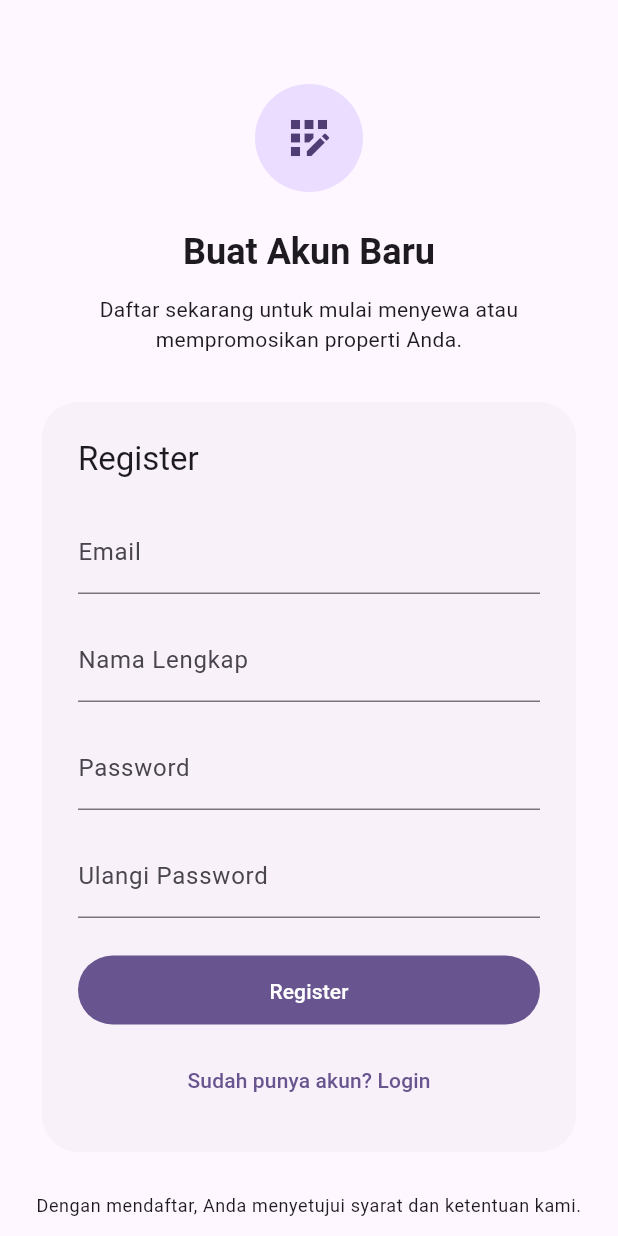
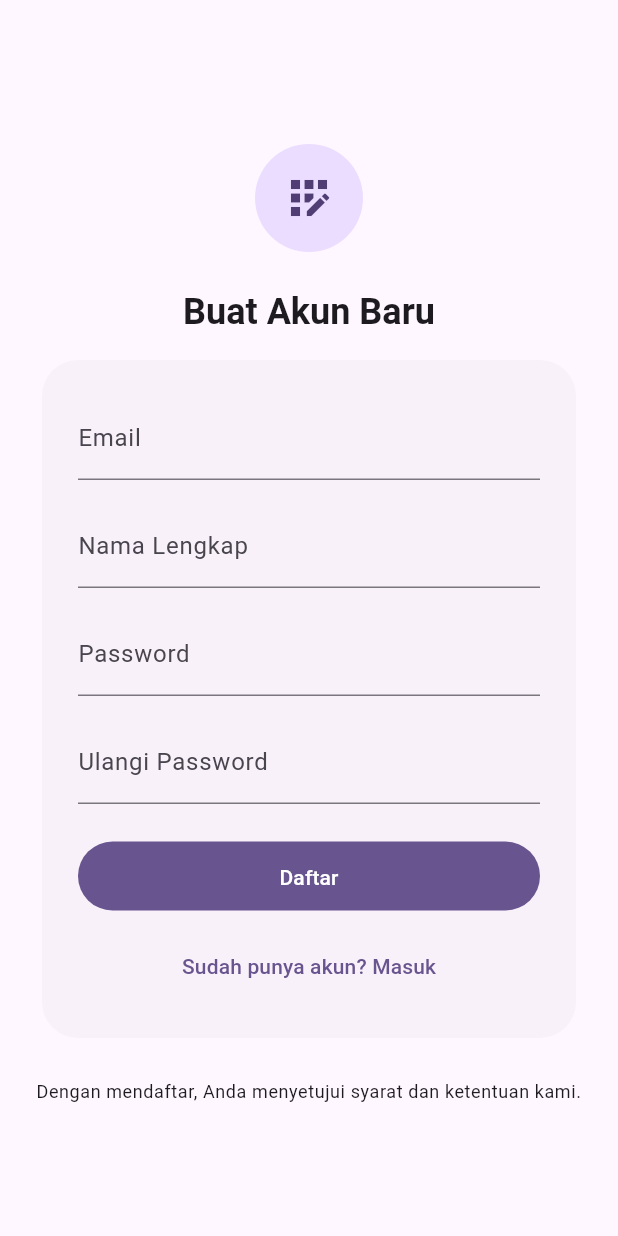
Before and after one commit to levirs565/openrent, a Flutter app: the _LoginForm screen opened directly, after a tap on "Masuk", after a tap on "Belum punya akun? Daftar", on a phone screen of 412 x 824 dp. Run offline on Flutter 3.47's test engine with Material 3 defaults, Android fonts, the phone set to English and light mode, and no system bars; our stand-ins replace dio, equatable, flutter_bloc, flutter_map, freezed_annotation, latlong2 and 3 more; generated files the repository leaves out were written again; network calls fail.

Commit message:
fix(client): remove unused text in login and register

```diff
--- a/client/lib/ui/login/page.dart
+++ b/client/lib/ui/login/page.dart
@@ -62,12 +62,6 @@ class _LoginForm extends StatelessWidget {
                             ?.copyWith(fontWeight: FontWeight.w700),
                       ),
                       const SizedBox(height: 12),
-                      Text(
-                        'Masuk untuk melanjutkan, temukan properti terbaik dengan mudah.',
-                        textAlign: TextAlign.center,
-                        style: Theme.of(context).textTheme.bodyMedium,
-                      ),
-                      const SizedBox(height: 28),
                       Card(
                         elevation: 0,
                         shape: RoundedRectangleBorder(
@@ -78,11 +72,6 @@ class _LoginForm extends StatelessWidget {
                           child: Column(
                             crossAxisAlignment: CrossAxisAlignment.stretch,
                             children: [
-                              Text(
-                                'Login',
-                                style: Theme.of(context).textTheme.titleLarge,
-                              ),
-                              const SizedBox(height: 20),
                               TextFormField(
                                 onChanged: (email) => context
                                     .read<LoginCubit>()
--- a/client/lib/ui/register/page.dart
+++ b/client/lib/ui/register/page.dart
@@ -69,12 +69,6 @@ class _RegisterForm extends StatelessWidget {
                           ?.copyWith(fontWeight: FontWeight.w700),
                     ),
                     const SizedBox(height: 12),
-                    Text(
-                      'Daftar sekarang untuk mulai menyewa atau mempromosikan properti Anda.',
-                      textAlign: TextAlign.center,
-                      style: Theme.of(context).textTheme.bodyMedium,
-                    ),
-                    const SizedBox(height: 28),
                     Card(
                       elevation: 0,
                       shape: RoundedRectangleBorder(
@@ -85,11 +79,6 @@ class _RegisterForm extends StatelessWidget {
                         child: Column(
                           crossAxisAlignment: CrossAxisAlignment.stretch,
                           children: [
-                            Text(
-                              'Register',
-                              style: Theme.of(context).textTheme.titleLarge,
-                            ),
-                            const SizedBox(height: 20),
                             TextFormField(
                               onChanged: (email) => context
                                   .read<RegisterCubit>()
@@ -151,7 +140,8 @@ class _RegisterForm extends StatelessWidget {
                             const SizedBox(height: 24),
                             LoadingButton(
                               isLoading: state.submissionStatus == .loading,
-                              onPressed: (!state.isValid ||
+                              onPressed:
+                                  (!state.isValid ||
                                       state.submissionStatus != .idle)
                                   ? null
                                   : () => context
@@ -159,7 +149,7 @@ class _RegisterForm extends StatelessWidget {
                                         .onSubmit(),
                               child: const Padding(
                                 padding: EdgeInsets.symmetric(vertical: 14),
-                                child: Text('Register'),
+                                child: Text('Daftar'),
                               ),
                             ),
                             const SizedBox(height: 12),
@@ -170,7 +160,7 @@ class _RegisterForm extends StatelessWidget {
                                       LoginPage.route(),
                                       (_) => false,
                                     ),
-                                child: const Text('Sudah punya akun? Login'),
+                                child: const Text('Sudah punya akun? Masuk'),
                               ),
                             ),
                           ],
```
